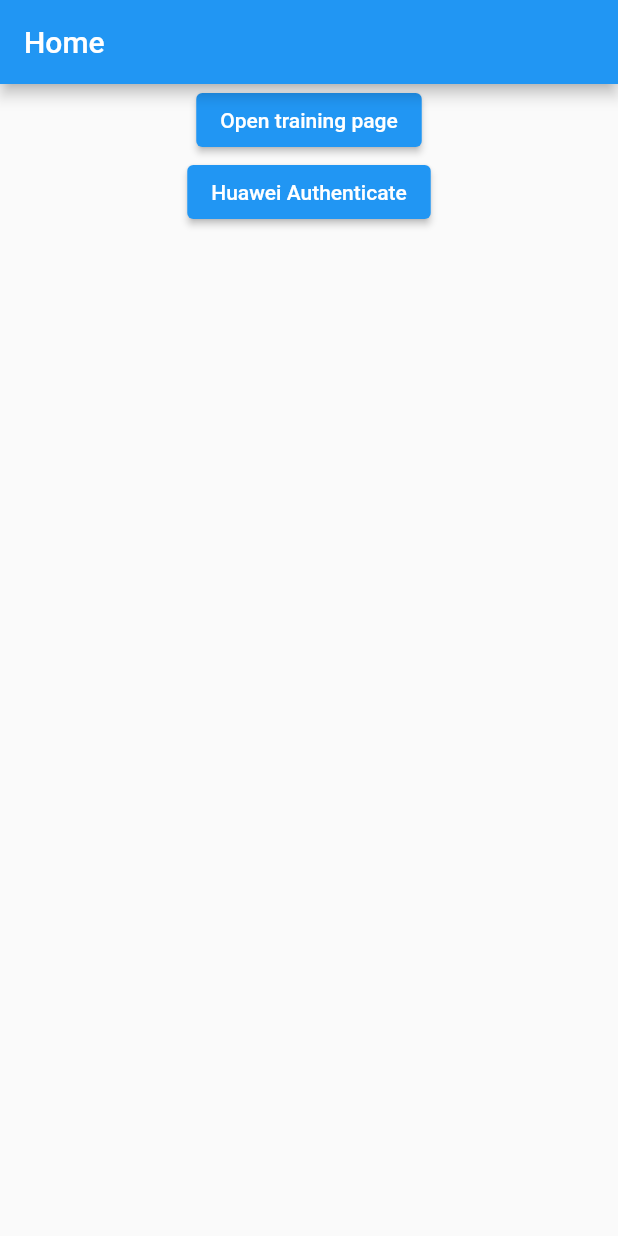
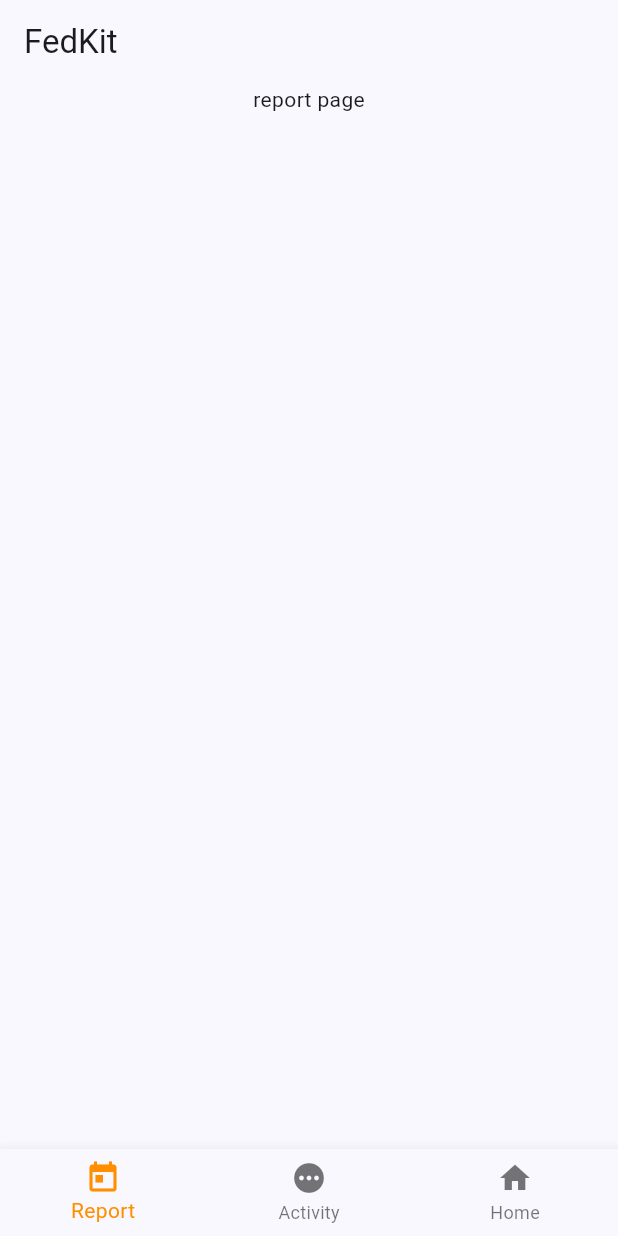
Before and after one commit to FedCampus/FedCampus_Flutter, a Flutter app: the screen it shows after launch, on a phone screen of 412 x 824 dp. Run offline on Flutter 3.47's test engine with Material 2 defaults, Android fonts, the phone set to English and light mode, and no system bars; our stand-ins replace logger.

Commit message:
scaffold for the app done

```diff
--- a/fedcampus/lib/main.dart
+++ b/fedcampus/lib/main.dart
@@ -1,5 +1,6 @@
 import 'package:fedcampus/view/home.dart';
 import 'package:flutter/material.dart';
+import 'package:provider/provider.dart';
 import 'dart:async';
 
 import 'package:flutter/services.dart';
@@ -7,8 +8,29 @@ import 'package:flutter/services.dart';
 void main() {
   //make sure you use a context that contains a Navigator instance as parent.
   //https://stackoverflow.com/a/51292613
-  runApp(const MaterialApp(
-    title: 'Fedcampus Flutter',
-    home: HomeRoute(),
-  ));
+  runApp(
+    MyApp(),
+  );
 }
+
+class MyApp extends StatelessWidget {
+  const MyApp({super.key});
+
+  @override
+  Widget build(BuildContext context) {
+    return ChangeNotifierProvider(
+      create: (context) => MyAppState(),
+      child: MaterialApp(
+        title: 'My app',
+        theme: ThemeData(
+          useMaterial3: true,
+          colorScheme:
+              ColorScheme.fromSeed(seedColor: Color.fromARGB(255, 6, 102, 255)),
+        ),
+        home: const HomeRoute(),
+      ),
+    );
+  }
+}
+
+class MyAppState extends ChangeNotifier {}
--- a/fedcampus/lib/view/home.dart
+++ b/fedcampus/lib/view/home.dart
@@ -1,9 +1,20 @@
-import 'package:fedcampus/view/train_app.dart';
 import 'package:flutter/material.dart';
 import 'package:flutter/services.dart';
 
-class HomeRoute extends StatelessWidget {
+import 'package:fedcampus/view/report.dart';
+import 'package:fedcampus/view/mine.dart';
+import 'package:fedcampus/view/activity.dart';
+import 'package:fedcampus/view/train_app.dart';
+
+class HomeRoute extends StatefulWidget {
   const HomeRoute({super.key});
+
+  @override
+  State<HomeRoute> createState() => _HomeRouteState();
+}
+
+class _HomeRouteState extends State<HomeRoute> {
+  var _selectedIndex = 0;
 
   final methodChannel = const MethodChannel('fed_kit_flutter');
 
@@ -14,41 +25,102 @@ class HomeRoute extends StatelessWidget {
           "not good";
     } on PlatformException catch (e) {
       print(e);
-      print(11111);
       s = "shiting";
     }
-    print(s);
   }
 
   @override
-  build(BuildContext context) => Scaffold(
+  Widget build(BuildContext context) {
+    Widget page;
+    switch (_selectedIndex) {
+      case 0:
+        page = ReportPage();
+        break;
+      case 1:
+        page = ActivityPage();
+        break;
+      case 2:
+        page = MinePage();
+        break;
+      default:
+        throw UnimplementedError("no widget for $_selectedIndex");
+    }
+
+    return Scaffold(
       appBar: AppBar(
-          title: const Text('Home'),
+        title: const Text('FedKit'),
       ),
       body: Center(
         child: Column(
           children: [
-              Center(
-                child: ElevatedButton(
-                  child: const Text('Open training page'),
-                  onPressed: () {
-                    Navigator.push(
-                      context,
-                      MaterialPageRoute(builder: (context) => const TrainApp()),
+            Expanded(
+              child: Container(
+                color: Theme.of(context).colorScheme.primaryContainer,
+                child: page,
+              ),
+            ),
+            // Center(
+            //   child: ElevatedButton(
+            //     child: const Text('Open training page'),
+            //     onPressed: () {
+            //       Navigator.push(
+            //         context,
+            //         MaterialPageRoute(builder: (context) => const TrainApp()),
+            //       );
+            //     },
+            //   ),
+            // ),
+            // // test huawei authentication code
+            // Center(
+            //   child: ElevatedButton(
+            //     child: const Text('Huawei Authenticate'),
+            //     onPressed: () {
+            //       getHuaweiAuthenticate();
+            //     },
+            //   ),
+            // ),
+            // cancel authentication code
+          ],
+        ),
+      ),
+      bottomNavigationBar: BottomNavigationBar(
+        items: const <BottomNavigationBarItem>[
+          BottomNavigationBarItem(
+            icon: Icon(Icons.today),
+            label: 'Report',
+          ),
+          BottomNavigationBarItem(
+            icon: Icon(Icons.pending),
+            label: 'Activity',
+          ),
+          BottomNavigationBarItem(
+            icon: Icon(Icons.home),
+            label: 'Home',
+          ),
+        ],
+        currentIndex: _selectedIndex,
+        selectedItemColor: Colors.amber[800],
+        onTap: (int index) {
+          // switch (index) {
+          //   case 0:
+          //     // only scroll to top when current index is selected.
+          //     if (_selectedIndex == index) {
+          //       // _homeController.animateTo(
+          //       //   0.0,
+          //       //   duration: const Duration(milliseconds: 500),
+          //       //   curve: Curves.easeOut,
+          //       // );
+          //     }
+          //   case 1:
+          //   // showModal(context);
+          // }
+          setState(
+            () {
+              _selectedIndex = index;
+            },
           );
         },
       ),
-              ),
-              Center(
-                child: ElevatedButton(
-                  child: const Text('Huawei Authenticate'),
-                  onPressed: () {
-                    getHuaweiAuthenticate();
-                  },
-                ),
-              ),
-            ],
-          ),
-        ),
     );
   }
+}
--- /dev/null
+++ b/fedcampus/lib/view/report.dart
@@ -0,0 +1,18 @@
+import 'package:flutter/material.dart';
+
+class ReportPage extends StatelessWidget {
+  const ReportPage({super.key});
+
+  @override
+  Widget build(BuildContext context) {
+    // throw UnimplementedError();
+    return Scaffold(
+        backgroundColor: Theme.of(context).colorScheme.background,
+        body: const Center(
+            child: Column(
+          children: [
+            Text("report page"),
+          ],
+        )));
+  }
+}
```
Also changed, not shown: fedcampus/lib/view/activity.dart (added, +19 -0 lines), fedcampus/lib/view/mine.dart (added, +56 -0 lines). Lines whose indentation alone changed are shown as unchanged.
